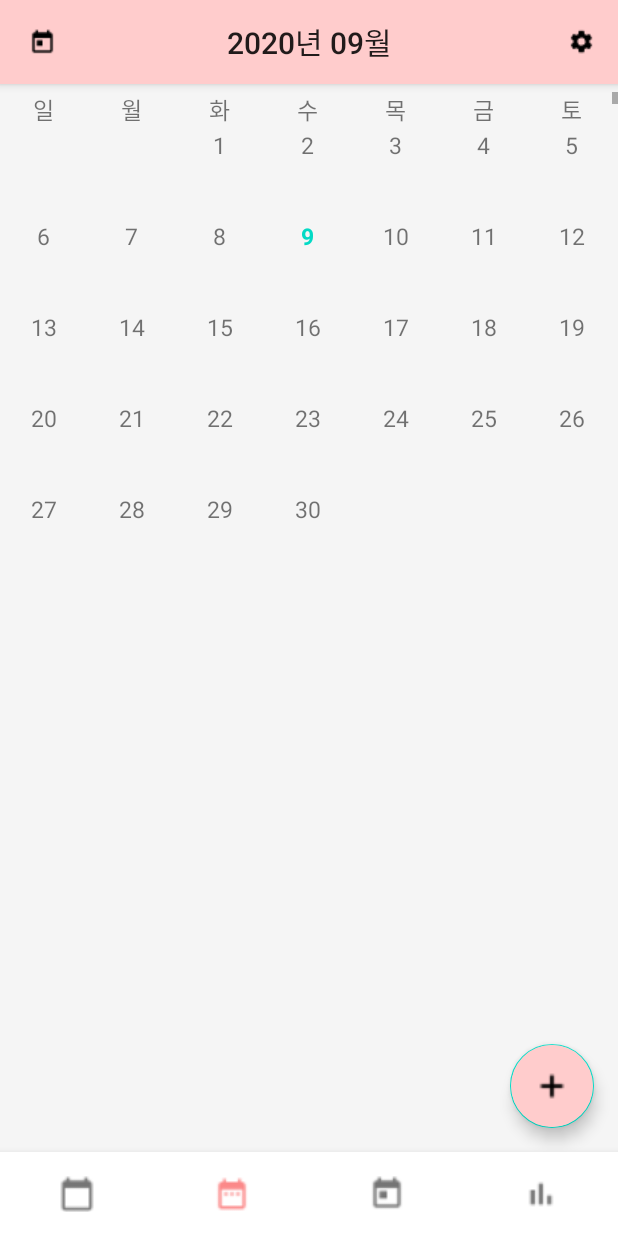
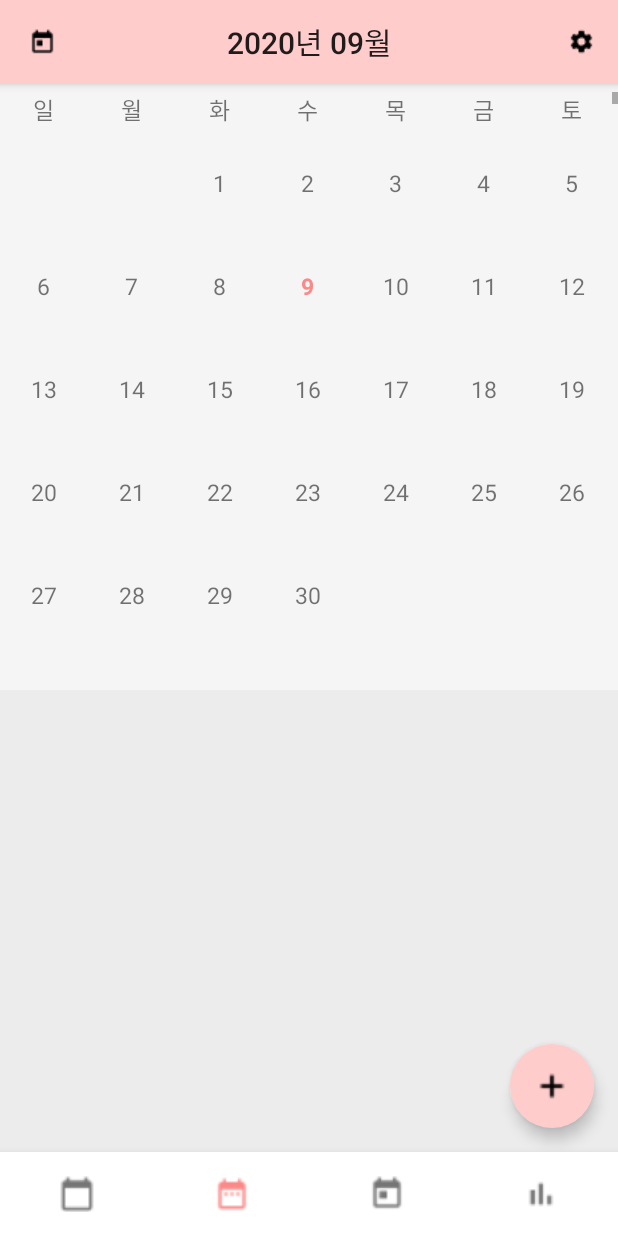
Before and after one commit to seti05/moneyBook, an Android app: the screen it shows after launch (MainActivity), item 2 of the bottom bar chosen, on a phone screen of 412 x 824 dp. Run offline under Robolectric (Android 15) with nearby library versions, the phone set to English and light mode, and no system bars; libraries missing offline, so code that uses them is left out: com.pedro.library; 1 statement that could not run was skipped.

Commit message:
숫자포맷수정 및 각종 색상변경 colors리소스파일에 있는 colorAccent수정

```diff
--- a/app/src/main/java/com/example/moneybook/calendar/CalendarAdapter.java
+++ b/app/src/main/java/com/example/moneybook/calendar/CalendarAdapter.java
@@ -14,7 +14,9 @@ import com.example.moneybook.MainActivity;
 import com.example.moneybook.R;
 import com.example.moneybook.daily.DailyInAndOut;
 
+import java.text.NumberFormat;
 import java.util.ArrayList;
+import java.util.Locale;
 
 public class CalendarAdapter extends RecyclerView.Adapter<CalendarAdapter.ViewHolder> {
 
@@ -57,6 +59,7 @@ public class CalendarAdapter extends RecyclerView.Adapter<CalendarAdapter.ViewHo
 
     static class ViewHolder extends RecyclerView.ViewHolder{
         TextView category, money;
+        NumberFormat numberFormat;
 
         public ViewHolder(View itemView) {
             super(itemView);
@@ -75,8 +78,9 @@ public class CalendarAdapter extends RecyclerView.Adapter<CalendarAdapter.ViewHo
         }
 
         public void setItem(DailyInAndOut item) {
+            numberFormat = NumberFormat.getInstance(Locale.getDefault());
             category.setText(item.getCategoryName());
-            money.setText(String.valueOf(item.getAmount()));
+            money.setText(numberFormat.format(item.getAmount()));
             if(item.getMemo() != null){
                 category.setText(item.getCategoryName()+"(" + item.getMemo() + ")");
               }
--- a/app/src/main/java/com/example/moneybook/calendar/CalendarFragment.java
+++ b/app/src/main/java/com/example/moneybook/calendar/CalendarFragment.java
@@ -5,6 +5,7 @@ import android.content.Context;
 import android.content.Intent;
 import android.database.Cursor;
 import android.database.sqlite.SQLiteDatabase;
+import android.graphics.Color;
 import android.graphics.Typeface;
 import android.os.Bundle;
 import android.util.Log;
@@ -34,6 +35,7 @@ import com.example.moneybook.daily.DailyInAndOut;
 import com.example.moneybook.daily.RegMoneyBookActivity;
 import com.google.android.material.floatingactionbutton.FloatingActionButton;
 
+import java.text.NumberFormat;
 import java.text.SimpleDateFormat;
 import java.util.ArrayList;
 import java.util.Calendar;
@@ -63,6 +65,7 @@ public class CalendarFragment extends Fragment {
     DatePickerDialog datePickerDialog;
     CalendarAdapter adapter;
     String day;
+    NumberFormat numberFormat;
 
 
     @Override
@@ -76,6 +79,7 @@ public class CalendarFragment extends Fragment {
         gridWeek = view.findViewById(R.id.gridWeek);
         recyclerView = view.findViewById(R.id.recyclerView);
         toolbar = view.findViewById(R.id.toolbar);
+        numberFormat = NumberFormat.getInstance(Locale.getDefault());
 
         //상단바 설정(오늘버튼)
         AppCompatActivity activity = (AppCompatActivity) getActivity();
@@ -376,7 +380,7 @@ public class CalendarFragment extends Fragment {
                 while (cursor.moveToNext()) {
                     String amount = cursor.getString(0);
                     if (amount != null) {
-                        holder.expenseText.setText(amount + "\n");
+                        holder.expenseText.setText(numberFormat.format(Integer.parseInt(amount)) + "\n");
                     } else {
                         holder.expenseText.setText("");
                     }
@@ -390,7 +394,7 @@ public class CalendarFragment extends Fragment {
                 while (cursor.moveToNext()) {
                     String amount = cursor.getString(0);
                     if(amount != null) {
-                        holder.incomeText.setText(amount + "\n");
+                        holder.incomeText.setText(numberFormat.format(Integer.parseInt(amount)) + "\n");
                     } else {
                         holder.incomeText.setText("");
                     }
@@ -410,7 +414,7 @@ public class CalendarFragment extends Fragment {
             String month = cmy.substring(6, 8);
 
             if(sToday.equals(getItem(position)) && sMonth.equals(month) && sYear.equals(year)){
-                holder.tvItemGridView.setTextColor(getResources().getColor(R.color.colorAccent));
+                holder.tvItemGridView.setTextColor(Color.parseColor(String.valueOf("#FB8989")));
                 holder.tvItemGridView.setTypeface(Typeface.defaultFromStyle(Typeface.BOLD));
             }
 
--- a/app/src/main/res/layout/fragment_calendar.xml
+++ b/app/src/main/res/layout/fragment_calendar.xml
@@ -38,31 +38,35 @@
         android:layout_marginTop="?attr/actionBarSize"
         android:background="#f5f5f5">
 
+
+        <LinearLayout
+            android:layout_width="match_parent"
+            android:layout_height="match_parent"
+            android:orientation="vertical">
+
             <GridView
                 android:id="@+id/gridWeek"
+                android:layout_width="match_parent"
                 android:layout_height="20dp"
-            android:layout_width="match_parent"
-            android:numColumns="7"
                 android:layout_marginTop="5dp"
-            />
+                android:numColumns="7" />
 
             <GridView
                 android:id="@+id/gridview"
+                android:layout_width="match_parent"
                 android:layout_height="wrap_content"
-            android:layout_width="match_parent"
                 android:layout_marginTop="30dp"
-            android:numColumns="7"
-            android:listSelector="#1cbcba"
-            >
-
-        </GridView>
+                android:listSelector="#FFF1F1"
+                android:numColumns="7" />
 
             <androidx.recyclerview.widget.RecyclerView
                 android:id="@+id/recyclerView"
                 android:layout_width="match_parent"
-            android:layout_height="150dp"
-            android:layout_gravity="bottom"
-            android:orientation="vertical"/>
+                android:layout_height="match_parent"
+                android:layout_marginTop="5dp"
+                android:background="#ececec"
+                android:orientation="vertical" />
+        </LinearLayout>
 
         <com.google.android.material.floatingactionbutton.FloatingActionButton
             android:id="@+id/fab"
@@ -71,6 +75,7 @@
             android:layout_gravity="bottom|end"
             android:layout_margin="16dp"
             app:srcCompat="@drawable/add"
+            app:borderWidth="0dp"
             android:backgroundTint="@color/titleBar"/>
 
     </FrameLayout>
--- a/app/src/main/res/layout/fragment_chart.xml
+++ b/app/src/main/res/layout/fragment_chart.xml
@@ -49,7 +49,8 @@
                 android:layout_width="match_parent"
                 android:layout_height="wrap_content"
                 app:tabGravity="fill"
-                app:tabMode="fixed">
+                app:tabMode="fixed"
+                app:tabIndicatorColor="@color/colorPrimaryDark">
 
                 <com.google.android.material.tabs.TabItem
                     android:layout_width="wrap_content"
--- a/app/src/main/res/layout/item_calendar_gridview.xml
+++ b/app/src/main/res/layout/item_calendar_gridview.xml
@@ -9,24 +9,27 @@
         android:id="@+id/tv_item_gridview"
         android:gravity="center_horizontal"
         android:layout_width="wrap_content"
-        android:layout_height="20dp"
-        android:textSize="15dp">
-    </TextView>
+        android:layout_height="wrap_content"
+        android:textSize="15dp"/>
 
     <TextView
         android:id="@+id/incomeText"
         android:layout_width="wrap_content"
-        android:layout_height="16dp"
+        android:layout_height="wrap_content"
         android:layout_marginTop="3dp"
         android:textSize="14dp"
-        android:textColor="#3F51B5" />
+        android:maxLines="1"
+        android:ellipsize="end"
+        android:textColor="#3F51B5"/>
 
     <TextView
         android:id="@+id/expenseText"
         android:layout_width="wrap_content"
-        android:layout_height="16dp"
+        android:layout_height="wrap_content"
         android:textSize="14dp"
         android:textColor="#BF2929"
+        android:maxLines="1"
+        android:ellipsize="end"
         android:layout_marginBottom="5dp"/>
 
 
--- a/app/src/main/res/values/colors.xml
+++ b/app/src/main/res/values/colors.xml
@@ -2,7 +2,7 @@
 <resources>
     <color name="colorPrimary">#090909</color>
     <color name="colorPrimaryDark">#FB8989</color>
-    <color name="colorAccent">#03DAC5</color>
+    <color name="colorAccent">#ffcccc</color>
     <color name="titleBar">#ffcccc</color>
     <color name="bottomNav">#ffffff</color>
 </resources>
```
Also changed, not shown: app/src/main/java/com/example/moneybook/chart/AssetChartAdapter.java (+5 -2 lines), app/src/main/java/com/example/moneybook/chart/BarChartAdapter.java (+6 -10 lines). Lines whose indentation alone changed are shown as unchanged.
